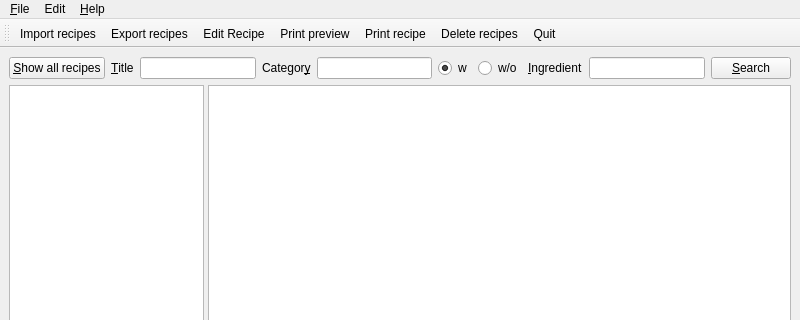
Before: the Qt Designer form anymeal/main_window.ui in wedesoft/anymeal, drawn with Qt 5; both pictures show x 0 to 800 and y 0 to 320 of the 800 by 600 pixel window.
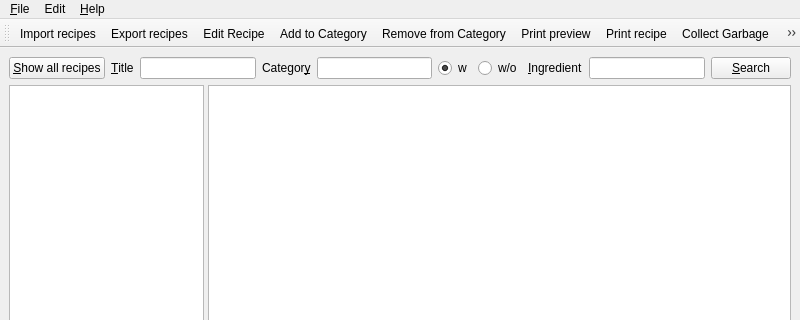
After: the same form once the commit is applied. Icons and pictures are not drawn.

Commit message: Add icons for adding to category and removing from category

The edit to the form file:
```diff
--- a/anymeal/main_window.ui
+++ b/anymeal/main_window.ui
@@ -212,8 +212,11 @@
    <addaction name="action_import"/>
    <addaction name="action_export"/>
    <addaction name="action_edit"/>
+   <addaction name="action_add_to_category"/>
+   <addaction name="action_remove_from_category"/>
    <addaction name="action_preview"/>
    <addaction name="action_print"/>
+   <addaction name="action_collect_garbage"/>
    <addaction name="action_delete"/>
    <addaction name="action_quit"/>
   </widget>
```
Left out of the diff: 8 changed lines with no effect on the pictures. The commit also changes 5 other files.
